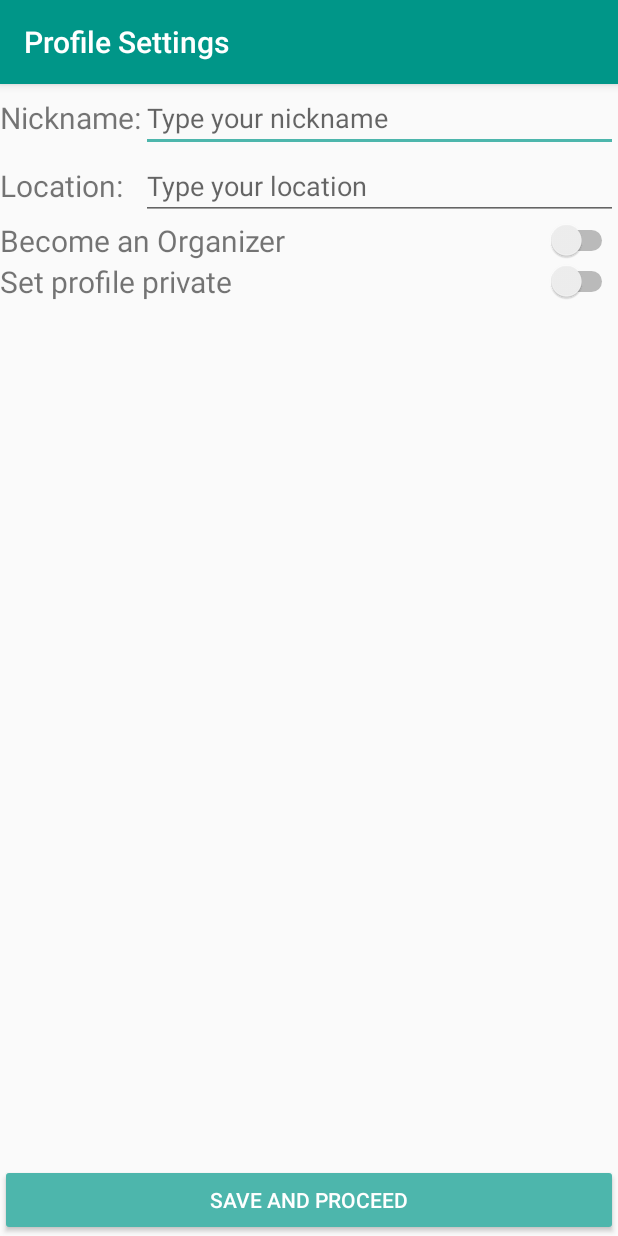
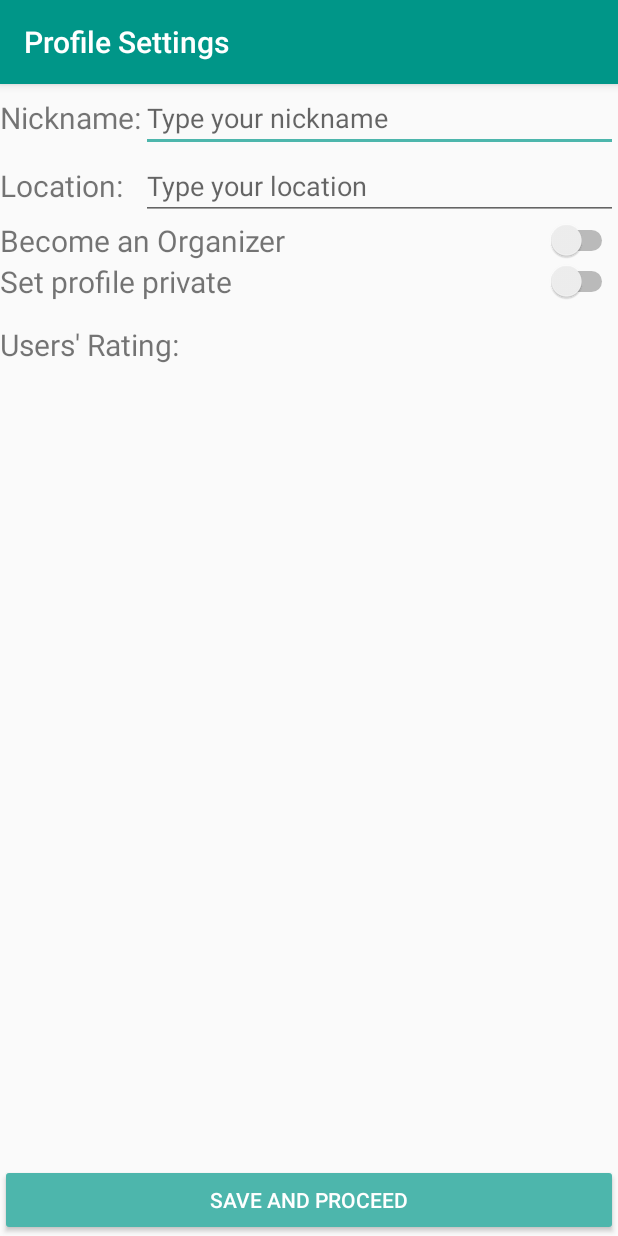
Before and after one commit to tolgasaglik/RedCarpet, an Android app: the screen it shows after launch once a user with an empty profile is signed in (ProfileActivity), on a phone screen of 412 x 824 dp. Run offline under Robolectric (Android 15) with nearby library versions, the phone set to English and light mode, and no system bars; our stand-ins replace Firebase (no records; nobody signed in at launch, a user with empty details on screens opened directly); 5 statements that could not run were skipped.

Commit message:
fix first activity bug

```diff
--- a/app/src/main/java/com/example/saglik/redcarpet/Activities/PartyCreateActivity.java
+++ b/app/src/main/java/com/example/saglik/redcarpet/Activities/PartyCreateActivity.java
@@ -122,7 +122,7 @@ public class PartyCreateActivity extends AppCompatActivity {
         }
         party = new Party(partyName, partyLocation, partyDate, partyInfo, partyOrganizer, organizerRating, imageLink);
         if(uri == null){
-            Toast.makeText(PartyCreateActivity.this, "Error! No image selected", Toast.LENGTH_LONG).show();
+            Toast.makeText(PartyCreateActivity.this, "Please select an image!", Toast.LENGTH_LONG).show();
         }
         else {
             StorageReference filePath = mStorage.child("party_images").child(uri.getLastPathSegment());
@@ -130,7 +130,7 @@ public class PartyCreateActivity extends AppCompatActivity {
                 @Override
                 public void onSuccess(UploadTask.TaskSnapshot taskSnapshot) {
                     imageLink = taskSnapshot.getDownloadUrl().toString();
-                    Toast.makeText(PartyCreateActivity.this, "Image Uploaded", Toast.LENGTH_LONG).show();
+                    Toast.makeText(PartyCreateActivity.this, "Party Created!", Toast.LENGTH_LONG).show();
                 }
             });
             DatabaseWriter dbWriter = new DatabaseWriter();
--- a/app/src/main/java/com/example/saglik/redcarpet/Activities/ProfileActivity.java
+++ b/app/src/main/java/com/example/saglik/redcarpet/Activities/ProfileActivity.java
@@ -7,6 +7,7 @@ import android.text.TextUtils;
 import android.view.MenuItem;
 import android.view.View;
 import android.widget.EditText;
+import android.widget.RatingBar;
 import android.widget.Switch;
 
 import com.example.saglik.redcarpet.Classes.User;
@@ -26,11 +27,11 @@ public class ProfileActivity extends AppCompatActivity {
     private EditText locationText;
     private Switch adminSwitch;
     private Switch privacySwitch;
+    private RatingBar ratingBar;
     private FirebaseAuth mAuth;
     private DatabaseReference mDatabase;
     private String userID;
     private FirebaseUser currentUser;
-    private MenuItem adminMenu;
 
 
     @Override
@@ -43,6 +44,7 @@ public class ProfileActivity extends AppCompatActivity {
         locationText = findViewById(R.id.editText2);
         adminSwitch = (Switch)  findViewById(R.id.switch1);
         privacySwitch = (Switch)findViewById(R.id.switch2);
+        ratingBar = findViewById(R.id.ratingBar);
 
         setEditTextViews();
     }
@@ -90,6 +92,13 @@ public class ProfileActivity extends AppCompatActivity {
                 else
                     privacySwitch.setChecked(false);
                 adminSwitch.setChecked(isAdmin);
+                if(isAdmin) {
+                    ratingBar.setVisibility(View.VISIBLE);
+                    ratingBar.setRating(user.getRating());
+                }else{
+                    ratingBar.setVisibility(View.INVISIBLE);
+                }
+
             }
             @Override
             public void onCancelled(DatabaseError databaseError) {
--- a/app/src/main/java/com/example/saglik/redcarpet/Database/DatabaseWriter.java
+++ b/app/src/main/java/com/example/saglik/redcarpet/Database/DatabaseWriter.java
@@ -42,6 +42,7 @@ public class DatabaseWriter {
         mParties.child("location").setValue(party.getLocation());
         mParties.child("date").setValue(party.getDate());
         mParties.child("organizer").setValue(party.getOrganizer());
+        mParties.child("key").setValue(key);
         mParties.child("info").setValue(party.getInfo());
         mParties.child("URL").setValue(party.getImageLink());
     }
--- a/app/src/main/res/layout/activity_profile.xml
+++ b/app/src/main/res/layout/activity_profile.xml
@@ -100,4 +100,25 @@
         android:text="Save and Proceed"
         android:theme="@style/ThemeOverlay.MyDarkButton" />
 
+    <RatingBar
+        android:id="@+id/ratingBar"
+        android:layout_width="wrap_content"
+        android:layout_height="wrap_content"
+        android:layout_alignEnd="@+id/editText2"
+        android:layout_below="@+id/textView4"
+        android:isIndicator="true"
+        android:numStars="5" />
+
+    <TextView
+        android:id="@+id/textView5"
+        android:layout_width="wrap_content"
+        android:layout_height="wrap_content"
+        android:layout_alignBottom="@+id/ratingBar"
+        android:layout_alignParentStart="true"
+        android:layout_below="@+id/textView4"
+        android:layout_toStartOf="@+id/ratingBar"
+        android:gravity="center_vertical"
+        android:text="Users' Rating:"
+        android:textSize="20dp" />
+
 </RelativeLayout>
--- a/app/src/main/res/menu/activity_main_drawer.xml
+++ b/app/src/main/res/menu/activity_main_drawer.xml
@@ -31,6 +31,7 @@
                 android:icon="@drawable/ic_menu_slideshow"
                 android:title="Create Event" />
         </menu>
+
     </item>
 
 </menu>
```
Also changed, not shown: app/src/main/java/com/example/saglik/redcarpet/Activities/MainActivity.java (+9 -3 lines), app/src/main/java/com/example/saglik/redcarpet/Activities/PartyCheckinActivity.java (+31 -21 lines), app/src/main/java/com/example/saglik/redcarpet/Classes/Party.java (+0 -9 lines).
